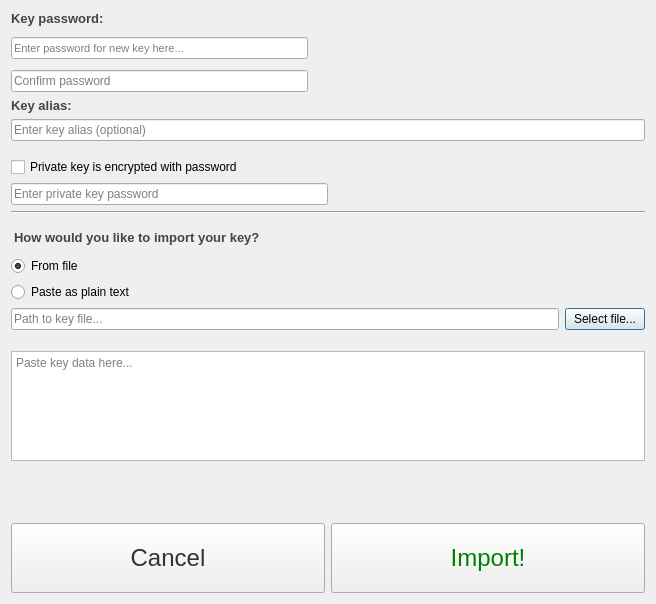
Old version of the form island-manager/views/import_key_form/import_key_form.ui in the repository viocost/islands.
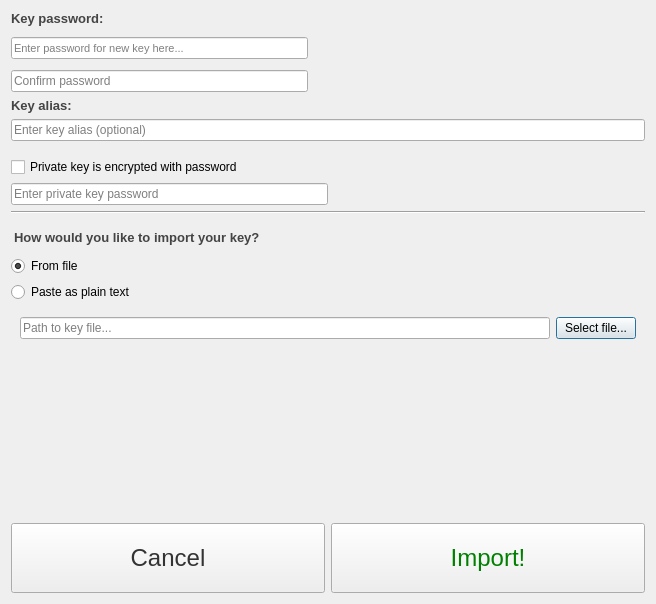
New version of the form.

Commit message: Key import form layout lag fix

What changed in the file:
```diff
--- a/island-manager/views/import_key_form/import_key_form.ui
+++ b/island-manager/views/import_key_form/import_key_form.ui
@@ -16,10 +16,7 @@
   <property name="windowTitle">
    <string>Dialog</string>
   </property>
-  <layout class="QVBoxLayout" name="verticalLayout_2">
-   <item>
-    <layout class="QHBoxLayout" name="horizontalLayout_2"/>
-   </item>
+  <layout class="QVBoxLayout" name="verticalLayout_6">
    <item>
     <layout class="QHBoxLayout" name="horizontalLayout_3">
      <item>
@@ -255,6 +252,13 @@
     </layout>
    </item>
    <item>
+    <widget class="QStackedWidget" name="stackedWidget">
+     <property name="currentIndex">
+      <number>0</number>
+     </property>
+     <widget class="QWidget" name="page">
+      <layout class="QVBoxLayout" name="verticalLayout_5">
+       <item>
     <layout class="QHBoxLayout" name="horizontalLayout">
      <property name="topMargin">
       <number>0</number>
@@ -285,6 +289,23 @@
     </layout>
    </item>
    <item>
+        <spacer name="verticalSpacer_2">
+         <property name="orientation">
+          <enum>Qt::Vertical</enum>
+         </property>
+         <property name="sizeHint" stdset="0">
+          <size>
+           <width>20</width>
+           <height>40</height>
+          </size>
+         </property>
+        </spacer>
+       </item>
+      </layout>
+     </widget>
+     <widget class="QWidget" name="page_2">
+      <layout class="QVBoxLayout" name="verticalLayout_2">
+       <item>
     <layout class="QHBoxLayout" name="ly_key_data">
      <property name="topMargin">
       <number>15</number>
@@ -303,6 +324,10 @@
       </widget>
      </item>
     </layout>
+       </item>
+      </layout>
+     </widget>
+    </widget>
    </item>
    <item>
     <spacer name="verticalSpacer">
```
Left out of the diff: 2 changed lines with no effect on the pictures. Lines whose indentation alone changed are shown as unchanged. The commit also changes 2 other files.
